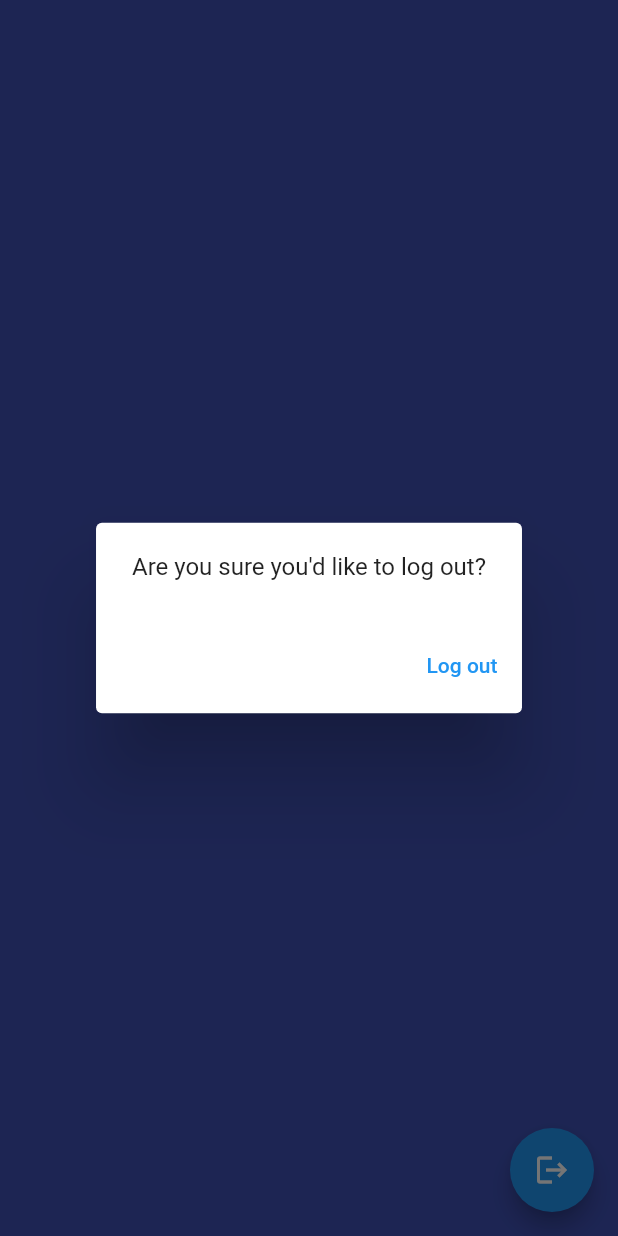
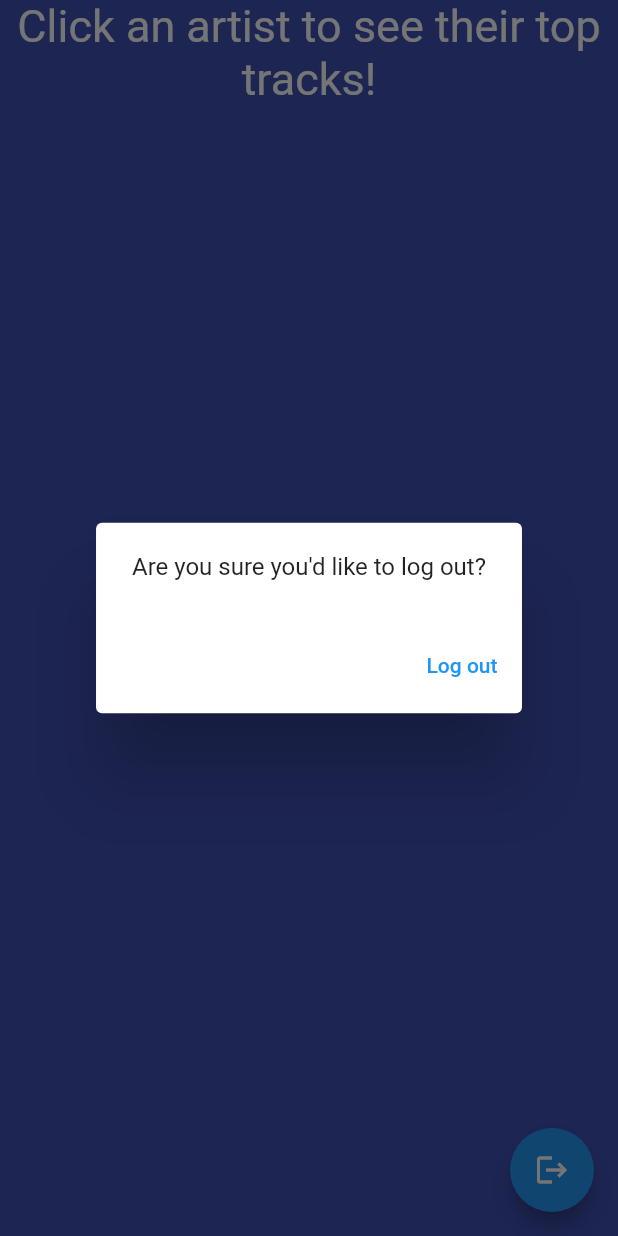
Before and after one commit to rpowers621/mobile_final, a Flutter app: the LibraryPage screen opened directly, after a tap on the "logout" icon, on a phone screen of 412 x 824 dp. Run offline on Flutter 3.47's test engine with Material 2 defaults, Android fonts, the phone set to English and light mode, and no system bars; our stand-ins replace cloud_firestore, firebase_auth, firebase_core, firebase_storage, google_sign_in, image_picker and 1 more; missing offline and left inert: spotify; accounts and stored records are empty.

Commit message:
Saved Page Created and displays artist top tracks upon press

```diff
--- a/lib/pages/library.dart
+++ b/lib/pages/library.dart
@@ -1,11 +1,13 @@
+import 'dart:ui';
+
 import 'package:cloud_firestore/cloud_firestore.dart';
 import 'package:firebase_auth/firebase_auth.dart';
 import 'package:flutter/material.dart';
 import 'package:mobile_final/authentication.dart';
+import 'package:spotify/spotify.dart';
 
 import '../database.dart';
 import '../spotify.dart';
-
 
 
 class LibraryPage extends StatefulWidget {
@@ -15,22 +17,20 @@ class LibraryPage extends StatefulWidget {
   _LibraryPageState createState() => _LibraryPageState();
 }
 
-
 class _LibraryPageState extends State<LibraryPage> {
 
   String id =Authentication().getUserId();
   final FirebaseFirestore fb = FirebaseFirestore.instance;
-  User? user = FirebaseAuth.instance.currentUser;
-  var tracks;
-
+  // var tracks;
+  var hold;
 
   @override
   Widget build(BuildContext context){
-
     return Scaffold(
-
       backgroundColor: Colors.indigo,
       body: Column(children: <Widget>[
+        Text("Click an artist to see their top tracks!", style: const TextStyle(fontSize: 30, color: Colors.white), textAlign: TextAlign.center),
+        SizedBox(width: 30, height: 10,),
         FutureBuilder(
           future:  Database().getArtists(),
           builder: (context,AsyncSnapshot snapshot){
@@ -53,6 +53,7 @@ class _LibraryPageState extends State<LibraryPage> {
                               .showSnackBar(SnackBar(content: Text('$name removed')));
                         },
                         background: Container(color: Colors.red),
+
                         child:
                         ElevatedButton(
                             style: OutlinedButton.styleFrom(
@@ -64,12 +65,9 @@ class _LibraryPageState extends State<LibraryPage> {
                                 ),
                                 fixedSize: Size.fromWidth(500)
                             ),
-
                             onPressed: () async {
-                              tracks =  await Spotify().getTopTracks(id);
-
+                              hold = await Spotify().getArtistId(name) as String;
                               setState(() {
-
                               });
                             },
                             child:  Text(name,
@@ -86,6 +84,35 @@ class _LibraryPageState extends State<LibraryPage> {
             }
           },
         ),
+        SizedBox(width: 50, height: 20,),
+        FutureBuilder(
+            future: Spotify().getTopTracks(hold),
+            builder: (context, AsyncSnapshot snapshot){
+              if(snapshot.hasData){
+                final data = snapshot.data;
+                return ListView.builder(
+                  scrollDirection: Axis.vertical,
+                  shrinkWrap: true,
+                  itemCount: data!.length,
+                  itemBuilder: (context, index){
+                    var tracks = data[index];
+                    return
+                      Expanded(
+                        child:
+                        Text(
+                          "${index+1}. $tracks",
+                            textAlign: TextAlign.center,
+                            style: const TextStyle(fontSize: 20, color: Colors.white),
+                        ),
+                      );
+                  }
+                );
+              }else{
+                return Container(
+                  child: Text(""),
+                );
+              }
+            }),
       ]
       ),
       floatingActionButton: FloatingActionButton(
```
